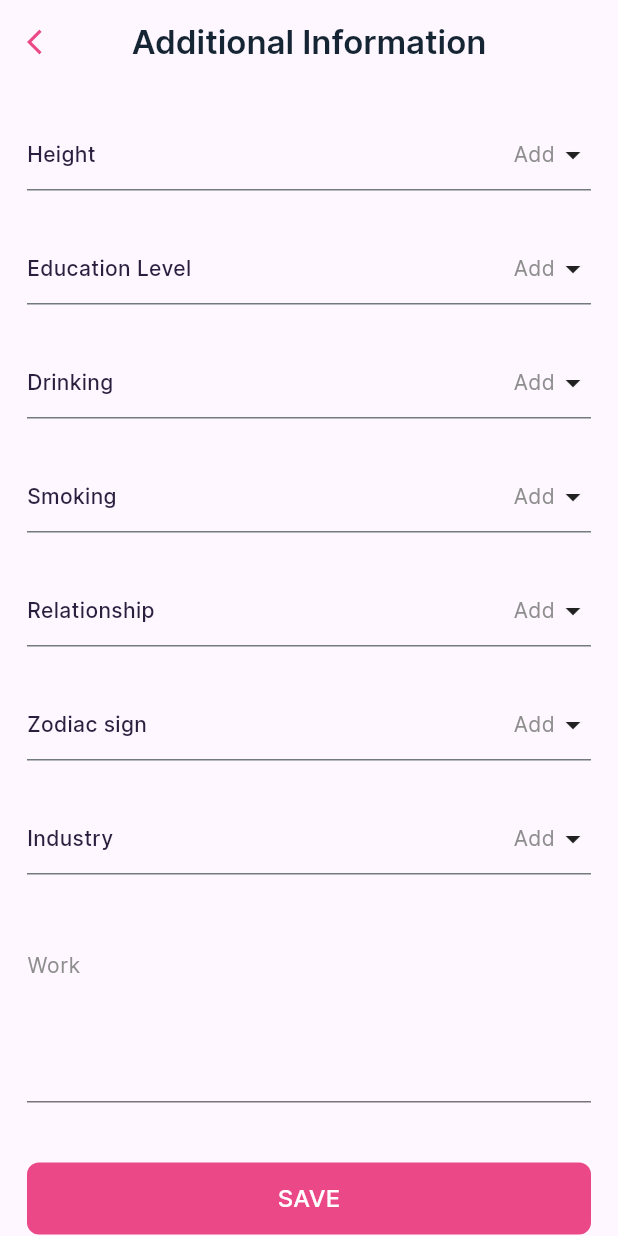
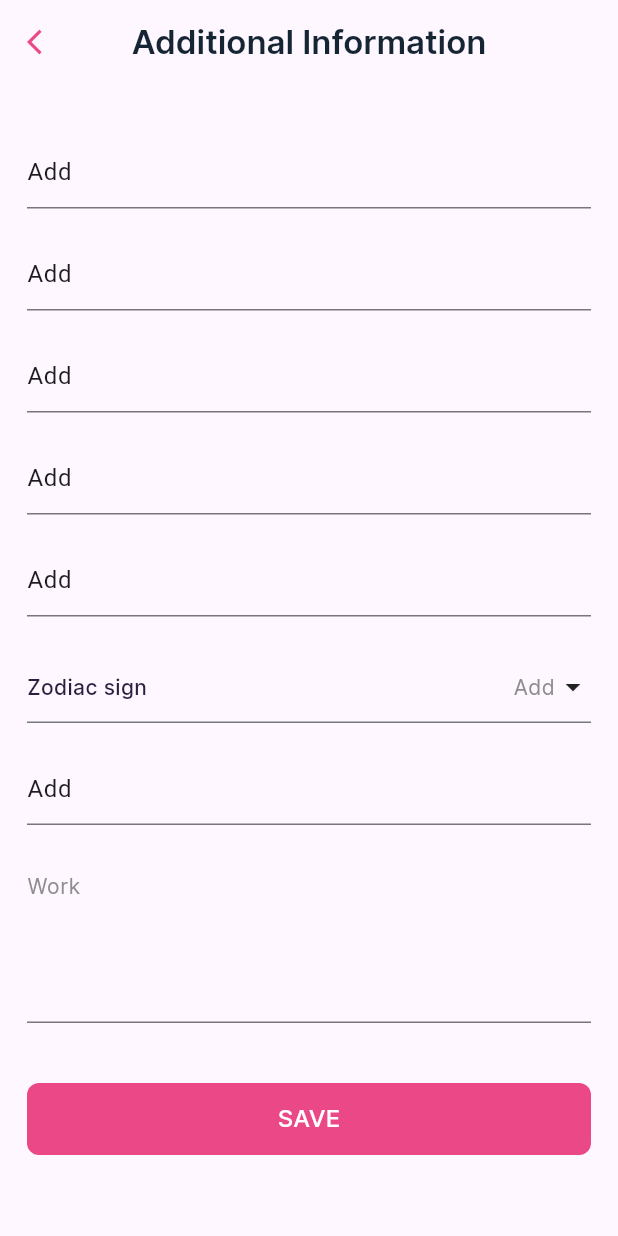
Before and after one commit to handsome0514/flutter-dating-app, a Flutter app: the AdditionalInfoScreen screen opened directly, on a phone screen of 412 x 824 dp. Run offline on Flutter 3.47's test engine with Material 3 defaults, Android fonts, the phone set to English and light mode, and no system bars; our stand-ins replace adaptive_dialog, blurrycontainer, cached_network_image, cloud_firestore, country_code_picker, device_info_plus and 32 more; missing offline and left inert: dart:ffi, flutter_draggable_gridview, flutter_email_sender, flutter_facebook_auth, images_picker and 3 more; accounts and stored records are empty.

Commit message:
fix additional information

```diff
--- a/lib/screens/additional_info_screen/additional_info_screen.dart
+++ b/lib/screens/additional_info_screen/additional_info_screen.dart
@@ -44,133 +44,200 @@ class AdditionalInfoScreen extends StatelessWidget {
               if ((_controller.userModel.connectionStatus ?? 0) == 0)
                 Column(
                   children: [
-                  Obx(
-                    () => AdditionalInfoButton(
-                      leading: 'Height',
-                      suffix: _controller.height.value,
-                      onTap: () {
-                        Get.bottomSheet(
-                          CustomWheeler(
-                            initialIndex: _controller.heightList
-                                .indexOf(_controller.height.value),
-                            list: _controller.heightList,
-                            onChangedChoice: (val) {
-                              _controller.height.value =
-                                  _controller.heightList.elementAt(val);
-                            },
+                                                                                TextFormField(
+                      initialValue: _controller.height.value,
+                      onChanged: (val) => _controller.height.value = val,
+                      decoration: const InputDecoration(
+                          hintText: 'Height',
+                          hintStyle: TextStyle(
+                            fontSize: 14,
+                            fontFamily: AppFonts.INTER_REGULAR,
+                            color: Color(0xff8E8E8E),
                           ),
-                        );
-                      },
+                          focusedBorder: UnderlineInputBorder(
+                              borderSide:
+                                  BorderSide(color: AppColors.themeColor))),
                     ),
-                  ),
-                  const SizedBox(height: 40),
+                    // Obx(
+                    //   () => AdditionalInfoButton(
+                    //     leading: 'Height',
+                    //     suffix: _controller.height.value,
+                    //     onTap: () {
+                    //       Get.bottomSheet(
+                    //         CustomWheeler(
+                    //           initialIndex: _controller.heightList
+                    //               .indexOf(_controller.height.value),
+                    //           list: _controller.heightList,
+                    //           onChangedChoice: (val) {
+                    //             _controller.height.value =
+                    //                 _controller.heightList.elementAt(val);
+                    //           },
+                    //         ),
+                    //       );
+                    //     },
+                    //   ),
+                    // ),
+                    const SizedBox(height: 20),
                   ],
                 ),
               Column(
                 children: [
-                  Obx(
-                    () => AdditionalInfoButton(
-                      leading: 'Education Level',
-                      suffix: _controller.educationLevel.value,
-                      onTap: () {
-                        Get.bottomSheet(
-                          CustomWheeler(
-                            initialIndex: _controller.educationLevelList
-                                .indexOf(_controller.educationLevel.value),
-                            list: _controller.educationLevelList,
-                            onChangedChoice: (val) {
-                              _controller.educationLevel.value =
-                                  _controller.educationLevelList.elementAt(val);
-                            },
+                                      TextFormField(
+                      initialValue: _controller.educationLevel.value,
+                      onChanged: (val) => _controller.educationLevel.value = val,
+                      decoration: const InputDecoration(
+                          hintText: 'Education Level',
+                          hintStyle: TextStyle(
+                            fontSize: 14,
+                            fontFamily: AppFonts.INTER_REGULAR,
+                            color: Color(0xff8E8E8E),
                           ),
-                        );
-                      },
+                          focusedBorder: UnderlineInputBorder(
+                              borderSide:
+                                  BorderSide(color: AppColors.themeColor))),
                     ),
-                  ),
-                  const SizedBox(height: 40),
+                  // Obx(
+                  //   () => AdditionalInfoButton(
+                  //     leading: 'Education Level',
+                  //     suffix: _controller.educationLevel.value,
+                  //     onTap: () {
+                  //       Get.bottomSheet(
+                  //         CustomWheeler(
+                  //           initialIndex: _controller.educationLevelList
+                  //               .indexOf(_controller.educationLevel.value),
+                  //           list: _controller.educationLevelList,
+                  //           onChangedChoice: (val) {
+                  //             _controller.educationLevel.value =
+                  //                 _controller.educationLevelList.elementAt(val);
+                  //           },
+                  //         ),
+                  //       );
+                  //     },
+                  //   ),
+                  // ),
+                  const SizedBox(height: 20),
                 ],
               ),
-              if ((_controller.userModel.connectionStatus ?? 0) ==
-                  0 ||
+              if ((_controller.userModel.connectionStatus ?? 0) == 0 ||
                   (_controller.userModel.connectionStatus ?? 0) == 1)
                 Column(
                   children: [
-                  Obx(
-                    () => AdditionalInfoButton(
-                      leading: 'Drinking',
-                      suffix: _controller.drinking.value,
-                      onTap: () {
-                        Get.bottomSheet(
-                          CustomWheeler(
-                            initialIndex: _controller.drinkingList
-                                .indexOf(_controller.drinking.value),
-                            list: _controller.drinkingList,
-                            onChangedChoice: (val) {
-                              _controller.drinking.value =
-                                  _controller.drinkingList.elementAt(val);
-                            },
+                    TextFormField(
+                      initialValue: _controller.drinking.value,
+                      onChanged: (val) => _controller.drinking.value = val,
+                      decoration: const InputDecoration(
+                          hintText: 'Drinking',
+                          hintStyle: TextStyle(
+                            fontSize: 14,
+                            fontFamily: AppFonts.INTER_REGULAR,
+                            color: Color(0xff8E8E8E),
                           ),
-                        );
-                      },
+                          focusedBorder: UnderlineInputBorder(
+                              borderSide:
+                                  BorderSide(color: AppColors.themeColor))),
                     ),
-                  ),
-                  const SizedBox(height: 40),
+                    // Obx(
+                    //   () => AdditionalInfoButton(
+                    //     leading: 'Drinking',
+                    //     suffix: _controller.drinking.value,
+                    //     onTap: () {
+                    //       Get.bottomSheet(
+                    //         CustomWheeler(
+                    //           initialIndex: _controller.drinkingList
+                    //               .indexOf(_controller.drinking.value),
+                    //           list: _controller.drinkingList,
+                    //           onChangedChoice: (val) {
+                    //             _controller.drinking.value =
+                    //                 _controller.drinkingList.elementAt(val);
+                    //           },
+                    //         ),
+                    //       );
+                    //     },
+                    //   ),
+                    // ),
+                    const SizedBox(height: 20),
                   ],
                 ),
-              if ((_controller.userModel.connectionStatus ?? 0) ==
-                  0 ||
+              if ((_controller.userModel.connectionStatus ?? 0) == 0 ||
                   (_controller.userModel.connectionStatus ?? 0) == 1)
                 Column(
                   children: [
-                  Obx(
-                    () => AdditionalInfoButton(
-                      leading: 'Smoking',
-                      suffix: _controller.smoking.value,
-                      onTap: () {
-                        Get.bottomSheet(
-                          CustomWheeler(
-                            initialIndex: _controller.smokingList
-                                .indexOf(_controller.smoking.value),
-                            list: _controller.smokingList,
-                            onChangedChoice: (val) {
-                              _controller.smoking.value =
-                                  _controller.smokingList.elementAt(val);
-                            },
+                                        TextFormField(
+                      initialValue: _controller.smoking.value,
+                      onChanged: (val) => _controller.smoking.value = val,
+                      decoration: const InputDecoration(
+                          hintText: 'Smoking',
+                          hintStyle: TextStyle(
+                            fontSize: 14,
+                            fontFamily: AppFonts.INTER_REGULAR,
+                            color: Color(0xff8E8E8E),
                           ),
-                        );
-                      },
+                          focusedBorder: UnderlineInputBorder(
+                              borderSide:
+                                  BorderSide(color: AppColors.themeColor))),
                     ),
-                  ),
-                  const SizedBox(height: 40),
+                    // Obx(
+                    //   () => AdditionalInfoButton(
+                    //     leading: 'Smoking',
+                    //     suffix: _controller.smoking.value,
+                    //     onTap: () {
+                    //       Get.bottomSheet(
+                    //         CustomWheeler(
+                    //           initialIndex: _controller.smokingList
+                    //               .indexOf(_controller.smoking.value),
+                    //           list: _controller.smokingList,
+                    //           onChangedChoice: (val) {
+                    //             _controller.smoking.value =
+                    //                 _controller.smokingList.elementAt(val);
+                    //           },
+                    //         ),
+                    //       );
+                    //     },
+                    //   ),
+                    // ),
+                    const SizedBox(height: 20),
                   ],
                 ),
               if ((_controller.userModel.connectionStatus ?? 0) == 0)
                 Column(
                   children: [
-                  Obx(
-                    () => AdditionalInfoButton(
-                      leading: 'Relationship',
-                      suffix: _controller.relationship.value,
-                      onTap: () {
-                        Get.bottomSheet(
-                          CustomWheeler(
-                            initialIndex: _controller.relationshipList
-                                .indexOf(_controller.relationship.value),
-                            list: _controller.relationshipList,
-                            onChangedChoice: (val) {
-                              _controller.relationship.value =
-                                  _controller.relationshipList.elementAt(val);
-                            },
+                                                            TextFormField(
+                      initialValue: _controller.relationship.value,
+                      onChanged: (val) => _controller.relationship.value = val,
+                      decoration: const InputDecoration(
+                          hintText: 'Relationship',
+                          hintStyle: TextStyle(
+                            fontSize: 14,
+                            fontFamily: AppFonts.INTER_REGULAR,
+                            color: Color(0xff8E8E8E),
                           ),
-                        );
-                      },
+                          focusedBorder: UnderlineInputBorder(
+                              borderSide:
+                                  BorderSide(color: AppColors.themeColor))),
                     ),
-                  ),
-                  const SizedBox(height: 40),
+                    // Obx(
+                    //   () => AdditionalInfoButton(
+                    //     leading: 'Relationship',
+                    //     suffix: _controller.relationship.value,
+                    //     onTap: () {
+                    //       Get.bottomSheet(
+                    //         CustomWheeler(
+                    //           initialIndex: _controller.relationshipList
+                    //               .indexOf(_controller.relationship.value),
+                    //           list: _controller.relationshipList,
+                    //           onChangedChoice: (val) {
+                    //             _controller.relationship.value =
+                    //                 _controller.relationshipList.elementAt(val);
+                    //           },
+                    //         ),
+                    //       );
+                    //     },
+                    //   ),
+                    // ),
+                    const SizedBox(height: 35),
                   ],
                 ),
-              if ((_controller.userModel.connectionStatus ?? 0) ==
-                  0 ||
+              if ((_controller.userModel.connectionStatus ?? 0) == 0 ||
                   (_controller.userModel.connectionStatus ?? 0) == 1)
                 Column(
                   children: [
@@ -193,31 +260,45 @@ class AdditionalInfoScreen extends StatelessWidget {
                         },
                       ),
                     ),
-                  const SizedBox(height: 40),
+                    const SizedBox(height: 20),
                   ],
                 ),
               Column(
                 children: [
-                  Obx(
-                    () => AdditionalInfoButton(
-                      leading: 'Industry',
-                      suffix: _controller.industry.value,
-                      onTap: () {
-                        Get.bottomSheet(
-                          CustomWheeler(
-                            initialIndex: _controller.industryList
-                                .indexOf(_controller.industry.value),
-                            list: _controller.industryList,
-                            onChangedChoice: (val) {
-                              _controller.industry.value =
-                                  _controller.industryList.elementAt(val);
-                            },
+                                                                              TextFormField(
+                      initialValue: _controller.industry.value,
+                      onChanged: (val) => _controller.industry.value = val,
+                      decoration: const InputDecoration(
+                          hintText: 'Industry',
+                          hintStyle: TextStyle(
+                            fontSize: 14,
+                            fontFamily: AppFonts.INTER_REGULAR,
+                            color: Color(0xff8E8E8E),
                           ),
-                        );
-                      },
+                          focusedBorder: UnderlineInputBorder(
+                              borderSide:
+                                  BorderSide(color: AppColors.themeColor))),
                     ),
-                  ),
-                  const SizedBox(height: 40),
+                  // Obx(
+                  //   () => AdditionalInfoButton(
+                  //     leading: 'Industry',
+                  //     suffix: _controller.industry.value,
+                  //     onTap: () {
+                  //       Get.bottomSheet(
+                  //         CustomWheeler(
+                  //           initialIndex: _controller.industryList
+                  //               .indexOf(_controller.industry.value),
+                  //           list: _controller.industryList,
+                  //           onChangedChoice: (val) {
+                  //             _controller.industry.value =
+                  //                 _controller.industryList.elementAt(val);
+                  //           },
+                  //         ),
+                  //       );
+                  //     },
+                  //   ),
+                  // ),
+                  const SizedBox(height: 20),
                 ],
               ),
               if ((_controller.userModel.connectionStatus ?? 0) == 2)
@@ -234,15 +315,16 @@ class AdditionalInfoScreen extends StatelessWidget {
                                   .indexOf(_controller.yearOfExperience.value),
                               list: _controller.yearOfExperienceList,
                               onChangedChoice: (val) {
-                              _controller.yearOfExperience.value =
-                                  _controller.yearOfExperienceList.elementAt(val);
+                                _controller.yearOfExperience.value = _controller
+                                    .yearOfExperienceList
+                                    .elementAt(val);
                               },
                             ),
                           );
                         },
                       ),
                     ),
-                  const SizedBox(height: 40),
+                    const SizedBox(height: 20),
                   ],
                 ),
               TextFormField(
@@ -256,8 +338,8 @@ class AdditionalInfoScreen extends StatelessWidget {
                       fontFamily: AppFonts.INTER_REGULAR,
                       color: Color(0xff8E8E8E),
                     ),
-                  focusedBorder: UnderlineInputBorder(borderSide: BorderSide(color: AppColors.themeColor))
-                ),
+                    focusedBorder: UnderlineInputBorder(
+                        borderSide: BorderSide(color: AppColors.themeColor))),
               ),
               const SizedBox(height: 40),
               GestureDetector(
```
Also changed, not shown: 1 other file. Lines whose indentation alone changed are shown as unchanged.
